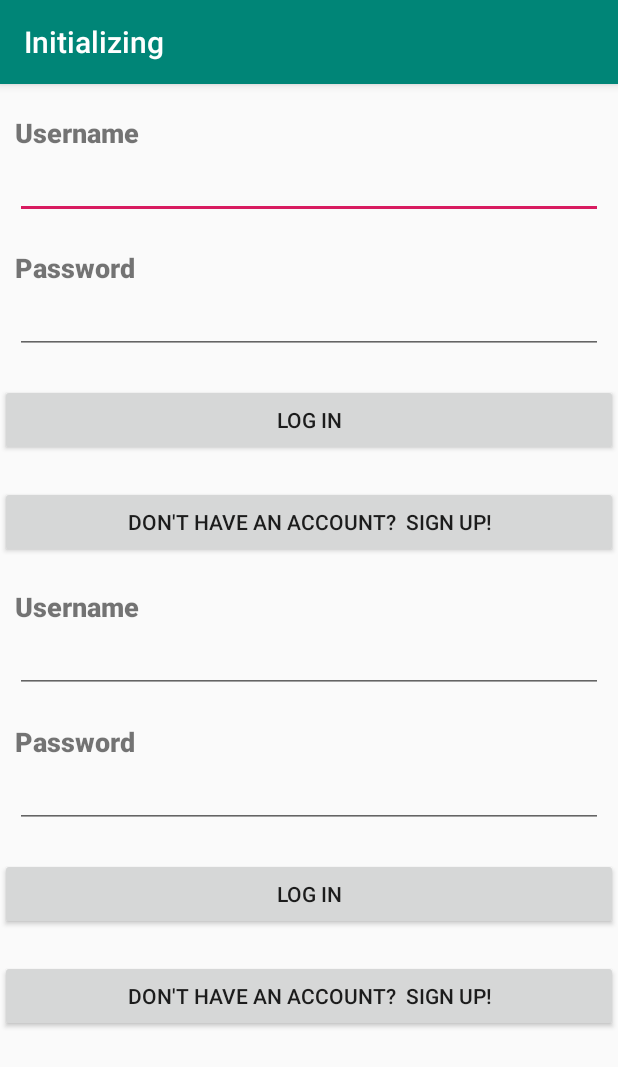
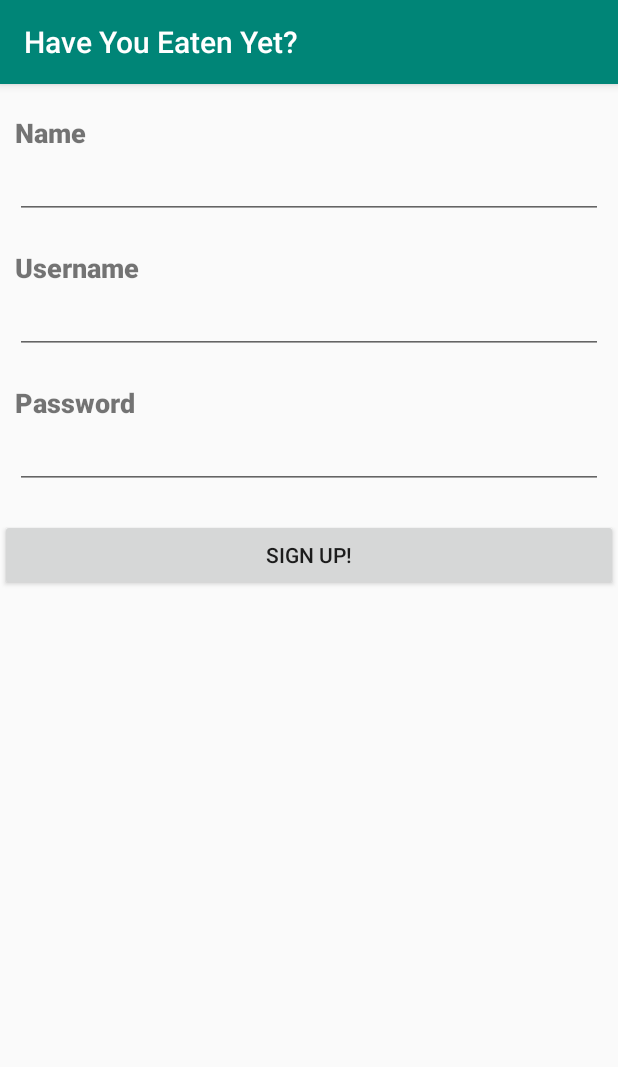
Before and after one commit to eliotshekhtman/have-you-eaten-yet, an Android app: the screen it shows after launch (InitActivity), after a tap on "DON'T HAVE AN ACCOUNT? SIGN UP!", on a phone screen of 412 x 824 dp. Shown: the top 1067 px of the screen. Run offline under Robolectric (Android 15) with nearby library versions, the phone set to English and light mode, and no system bars.

Commit message:
Fixed init signup screen - removed crashing - implemented fragments for signup and login

```diff
--- a/app/src/main/java/com/example/haveyoueatenyet/InitActivity.java
+++ b/app/src/main/java/com/example/haveyoueatenyet/InitActivity.java
@@ -3,10 +3,13 @@ package com.example.haveyoueatenyet;
 import android.content.Intent;
 import android.content.SharedPreferences;
 import android.os.Bundle;
+import android.util.Log;
 import android.view.View;
+import android.widget.EditText;
 
 import androidx.appcompat.app.AppCompatActivity;
 import androidx.fragment.app.Fragment;
+import androidx.fragment.app.FragmentManager;
 import androidx.fragment.app.FragmentTransaction;
 
 public class InitActivity extends AppCompatActivity {
@@ -25,19 +28,53 @@ public class InitActivity extends AppCompatActivity {
             Intent intentSwitch = new Intent(this, StartActivity.class);
             startActivity(intentSwitch);
         }
+        else {
+            FragmentManager fragmentManager = getSupportFragmentManager();
+            FragmentTransaction fragmentTransaction = fragmentManager.beginTransaction();
+            LogInFragment logIn = new LogInFragment();
+            fragmentTransaction.add(R.id.fragment_container, logIn);
+            fragmentTransaction.commit();
+        }
     }
 
     public void goToSignUp(View view) {
+        Log.d("GOTOSIGNUP", "CALLED");
         // Create new fragment and transaction
         Fragment signUp = new SignUpFragment();
         FragmentTransaction transaction = getSupportFragmentManager().beginTransaction();
 
         // Replace whatever is in the fragment_container view with this fragment,
         // and add the transaction to the back stack
-        transaction.replace(R.id.fragment, signUp);
+        transaction.replace(R.id.fragment_container, signUp);
         transaction.addToBackStack(null);
 
         // Commit the transaction
         transaction.commit();
     }
+
+    public void signUp(View view) {
+        EditText nameView = (EditText) findViewById(R.id.nameSignUp);
+        EditText usernameView = (EditText) findViewById(R.id.usernameSignUp);
+        EditText passwordView = (EditText) findViewById(R.id.passwordSignUp);
+        String name = nameView.getText().toString();
+        String username = usernameView.getText().toString();
+        String password = passwordView.getText().toString();
+        setAccount(new Account(name, username, password));
+
+    }
+
+    public void setAccount(Account account) {
+        PersonalActivity.account = account;
+        // TODO: figure out how to upload this account and its info online if new (CHECK IF NEW)
+        // Save id to internal storage
+        SharedPreferences mPrefs = getPreferences(MODE_PRIVATE);
+        SharedPreferences.Editor prefsEditor = mPrefs.edit();
+        prefsEditor.clear();
+        prefsEditor.putLong("accountId", account.getId());
+        prefsEditor.apply();
+        prefsEditor.commit();
+
+        long accountId = mPrefs.getLong("accountId", 0);
+        Log.d("STORED ACCOUNT ID", accountId+"");
+    }
 }
--- a/app/src/main/res/layout/activity_init.xml
+++ b/app/src/main/res/layout/activity_init.xml
@@ -1,11 +1,7 @@
 <?xml version="1.0" encoding="utf-8"?>
-<LinearLayout xmlns:android="http://schemas.android.com/apk/res/android"
+<FrameLayout xmlns:android="http://schemas.android.com/apk/res/android"
     android:orientation="vertical" android:layout_width="match_parent"
-    android:layout_height="match_parent">
+    android:layout_height="match_parent"
+    android:id="@+id/fragment_container">
 
-    <fragment
-        android:id="@+id/fragment"
-        android:name="com.example.haveyoueatenyet.LogInFragment"
-        android:layout_width="match_parent"
-        android:layout_height="wrap_content" />
-</LinearLayout>
+</FrameLayout>
```
Also changed, not shown: app/src/main/AndroidManifest.xml (+8 -7 lines), app/src/main/java/com/example/haveyoueatenyet/SignUpFragment.java (+1 -26 lines), app/src/main/java/com/example/haveyoueatenyet/StartActivity.java (+1 -14 lines).
